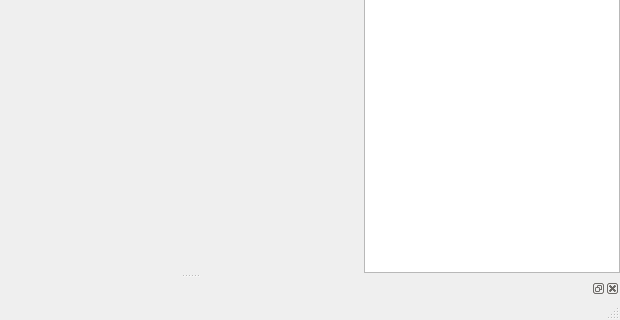
Qt form src/fme/ui/MainWindowView.ui (TIDOP-USAL/photomatch) before a commit; both pictures show x 241 to 861 and y 364 to 684 of the 861 by 684 pixel window.
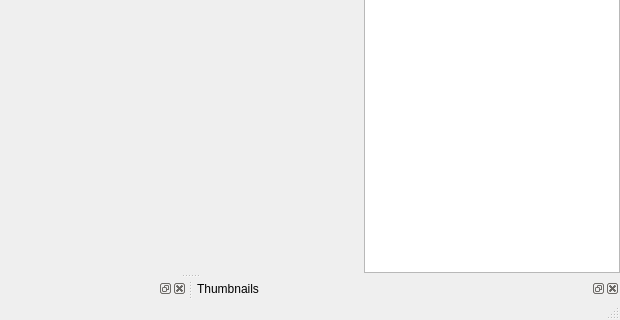
The same form after that commit.

```diff
--- a/src/fme/ui/MainWindowView.ui
+++ b/src/fme/ui/MainWindowView.ui
@@ -152,6 +152,15 @@
     </layout>
    </widget>
   </widget>
+  <widget class="QDockWidget" name="dockWidgetThumb">
+   <property name="windowTitle">
+    <string>Thumbnails</string>
+   </property>
+   <attribute name="dockWidgetArea">
+    <number>8</number>
+   </attribute>
+   <widget class="QWidget" name="dockWidgetThumbContents"/>
+  </widget>
  </widget>
  <layoutdefault spacing="6" margin="11"/>
  <resources/>
```
